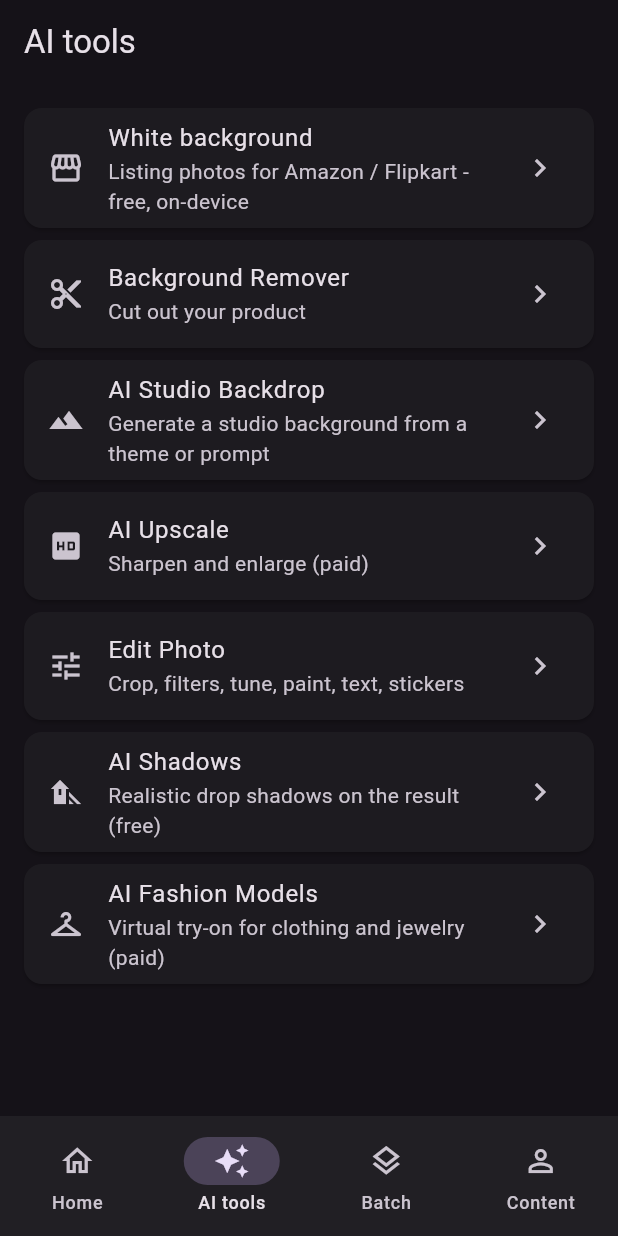
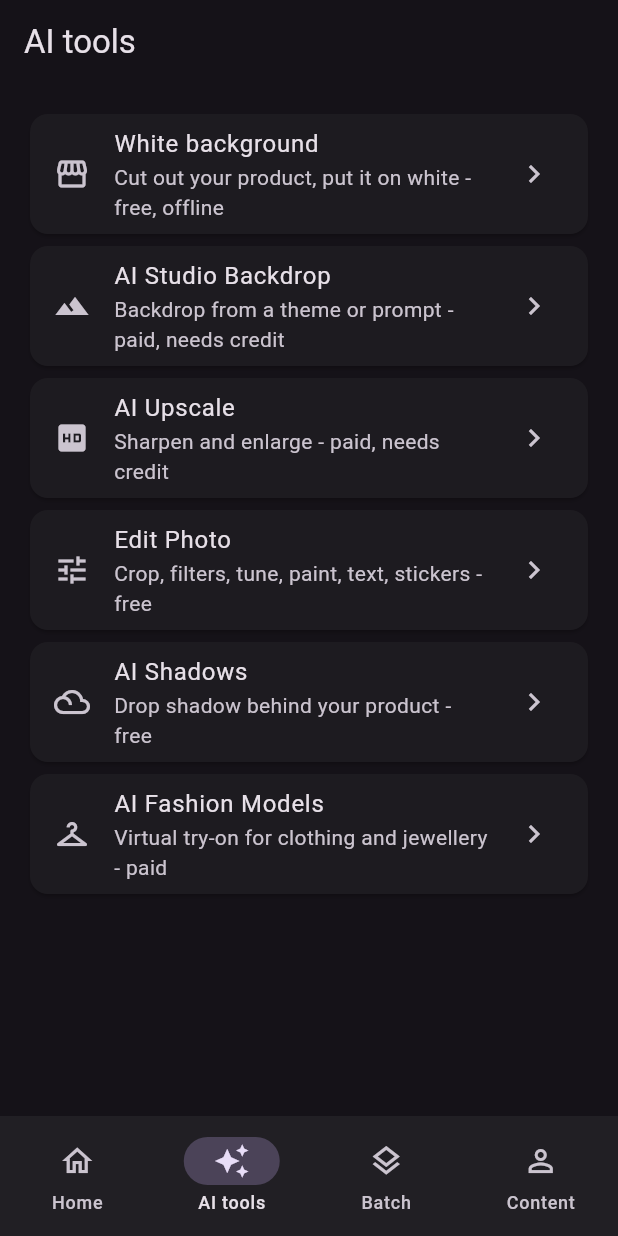
Before and after one commit to selvavishnum/Product-photo, a Flutter app: the screen it shows after launch, item 2 of the bottom bar chosen, on a phone screen of 412 x 824 dp. Run offline on Flutter 3.47's test engine with Material 3 defaults, Android fonts, the phone set to English and light mode, and no system bars; our stand-ins replace image_picker; missing offline and left inert: flutter_onnxruntime, google_mlkit_commons, google_mlkit_subject_segmentation, pro_image_editor.

Commit message:
Drop the paid AI background remover, lead with the on-device one
The on-device pipeline is confirmed working on a real device, and the
paid path is not: /ai/remove-background now fails outright with

    fal.ai returned 403: User is locked.
    Reason: Exhausted balance.

So background removal runs on the phone everywhere, and nothing calls
/ai/remove-background any more. It is free, works offline, has no cold
start, and cannot be taken down by a billing balance.

- Home is now the White background flow -- the thing that works -- so
  the app opens on a feature that never fails for lack of credit.
- The studio flow keeps its AI backdrop, but feeds it the on-device
  cutout instead of a paid cutout. That removes the AI background
  remover without deleting a feature that was not asked to go, and
  halves what a backdrop costs.
- ApiService.removeBackground is deleted rather than left unused.

OnDevicePipeline gains cutout(), returning a transparent PNG cropped to
the product, alongside run()'s framed white-background JPEG. Both share
the same decode/segment/refine/decontaminate work.

Also fixes navigation that this change would otherwise have broken: the
AI tools tiles called back into the Home tab, which now holds White
background, so every tile would have opened the same wrong screen. They
push their destination as a route instead, and StudioScreen is no
longer a tab.

```diff
--- a/mobile/lib/screens/ai_tools_screen.dart
+++ b/mobile/lib/screens/ai_tools_screen.dart
@@ -1,19 +1,24 @@
 import 'package:flutter/material.dart';
 
+import 'studio_screen.dart';
 import 'white_background_screen.dart';
 
-/// Grid/list of AI tools, matching Photoroom's "AI tools" tab shape.
-/// Most tiles switch back to the Home tab, since they're all steps of the one
-/// studio flow there -- not separate implementations. "White background" is
-/// the exception: it is a self-contained on-device flow with no backend call,
-/// so it gets its own screen.
+/// Grid/list of tools, matching Photoroom's "AI tools" tab shape.
+///
+/// Both destinations are pushed as full screens rather than switching tabs.
+/// They used to jump to the Home tab, which broke once Home became the
+/// White background flow -- every tile would have opened the same screen.
 class AiToolsScreen extends StatelessWidget {
-  const AiToolsScreen({super.key, required this.onOpenStudio});
-
-  final VoidCallback onOpenStudio;
+  const AiToolsScreen({super.key});
 
   @override
   Widget build(BuildContext context) {
+    void open(Widget screen) {
+      Navigator.of(context).push(
+        MaterialPageRoute<void>(builder: (_) => screen),
+      );
+    }
+
     return Scaffold(
       appBar: AppBar(title: const Text('AI tools')),
       body: ListView(
@@ -22,48 +27,38 @@ class AiToolsScreen extends StatelessWidget {
           _ToolTile(
             icon: Icons.storefront_outlined,
             title: 'White background',
-            subtitle: 'Listing photos for Amazon / Flipkart - free, on-device',
-            onTap: () => Navigator.of(context).push(
-              MaterialPageRoute<void>(
-                builder: (_) => const WhiteBackgroundScreen(),
-              ),
-            ),
-          ),
-          _ToolTile(
-            icon: Icons.cut,
-            title: 'Background Remover',
-            subtitle: 'Cut out your product',
-            onTap: onOpenStudio,
+            subtitle: 'Cut out your product, put it on white - free, offline',
+            onTap: () => open(const WhiteBackgroundScreen()),
           ),
           _ToolTile(
             icon: Icons.landscape,
             title: 'AI Studio Backdrop',
-            subtitle: 'Generate a studio background from a theme or prompt',
-            onTap: onOpenStudio,
+            subtitle: 'Backdrop from a theme or prompt - paid, needs credit',
+            onTap: () => open(const StudioScreen()),
           ),
           _ToolTile(
             icon: Icons.hd,
             title: 'AI Upscale',
-            subtitle: 'Sharpen and enlarge (paid)',
-            onTap: onOpenStudio,
+            subtitle: 'Sharpen and enlarge - paid, needs credit',
+            onTap: () => open(const StudioScreen()),
           ),
           _ToolTile(
             icon: Icons.tune,
             title: 'Edit Photo',
-            subtitle: 'Crop, filters, tune, paint, text, stickers',
-            onTap: onOpenStudio,
+            subtitle: 'Crop, filters, tune, paint, text, stickers - free',
+            onTap: () => open(const StudioScreen()),
           ),
           _ToolTile(
-            icon: Icons.wb_shade_outlined,
+            icon: Icons.filter_drama,
             title: 'AI Shadows',
-            subtitle: 'Realistic drop shadows on the result (free)',
-            onTap: onOpenStudio,
+            subtitle: 'Drop shadow behind your product - free',
+            onTap: () => open(const StudioScreen()),
           ),
           _ToolTile(
-            icon: Icons.checkroom_outlined,
+            icon: Icons.checkroom,
             title: 'AI Fashion Models',
-            subtitle: 'Virtual try-on for clothing and jewelry (paid)',
-            onTap: onOpenStudio,
+            subtitle: 'Virtual try-on for clothing and jewellery - paid',
+            onTap: () => open(const StudioScreen()),
           ),
         ],
       ),
@@ -76,25 +71,22 @@ class _ToolTile extends StatelessWidget {
     required this.icon,
     required this.title,
     required this.subtitle,
-    this.onTap,
+    required this.onTap,
   });
 
   final IconData icon;
   final String title;
   final String subtitle;
-  final VoidCallback? onTap;
+  final VoidCallback onTap;
 
   @override
   Widget build(BuildContext context) {
-    final available = onTap != null;
     return Card(
-      margin: const EdgeInsets.only(bottom: 8),
       child: ListTile(
         leading: Icon(icon),
         title: Text(title),
         subtitle: Text(subtitle),
-        enabled: available,
-        trailing: available ? const Icon(Icons.chevron_right) : null,
+        trailing: const Icon(Icons.chevron_right),
         onTap: onTap,
       ),
     );
--- a/mobile/lib/screens/home_shell.dart
+++ b/mobile/lib/screens/home_shell.dart
@@ -3,7 +3,7 @@ import 'package:flutter/material.dart';
 import 'ai_tools_screen.dart';
 import 'batch_screen.dart';
 import 'content_screen.dart';
-import 'studio_screen.dart';
+import 'white_background_screen.dart';
 
 /// Bottom-nav shell matching Photoroom's tab layout (Home / AI tools /
 /// Batch / Content). Only Home (the studio flow) and AI tools (a menu into
@@ -19,13 +19,14 @@ class HomeShell extends StatefulWidget {
 class _HomeShellState extends State<HomeShell> {
   int _selectedIndex = 0;
 
-  void _goToStudio() => setState(() => _selectedIndex = 0);
 
   @override
   Widget build(BuildContext context) {
     final tabs = [
-      const StudioScreen(),
-      AiToolsScreen(onOpenStudio: _goToStudio),
+      // Home leads with the on-device flow: it is free, works offline, and
+      // keeps working when the paid backend does not.
+      const WhiteBackgroundScreen(),
+      const AiToolsScreen(),
       const BatchScreen(),
       const ContentScreen(),
     ];
```
Also changed, not shown: mobile/lib/ondevice/framing.dart (+45 -0 lines), mobile/lib/ondevice/pipeline.dart (+71 -25 lines), mobile/lib/screens/studio_screen.dart (+17 -1 lines), mobile/lib/services/api_service.dart (+5 -10 lines), 1 other file.
